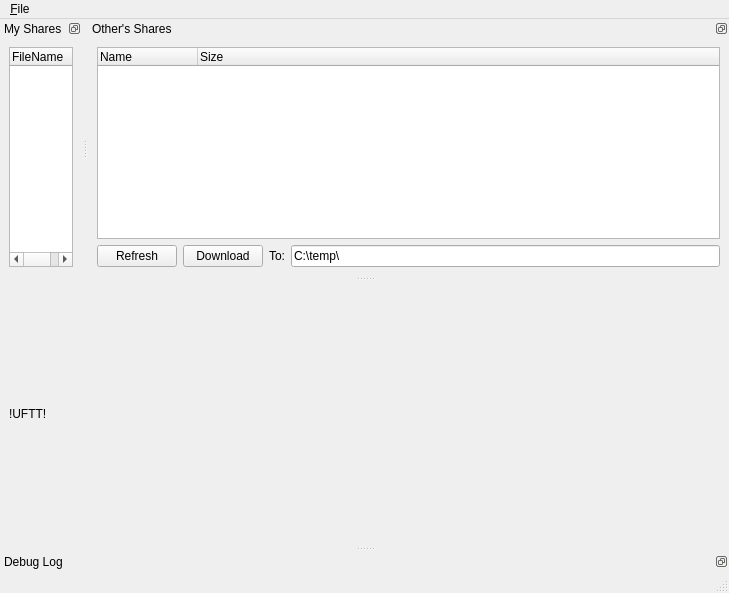
Before: the Qt Designer form src/qt-gui/MainWindow.ui in MrHacky/uftt, drawn with Qt 5.
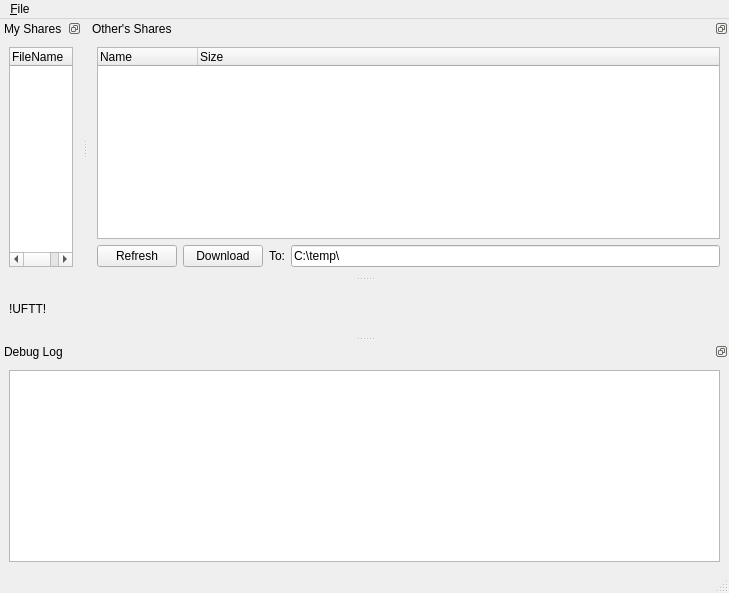
After: the same form once the commit is applied. Custom widgets are drawn as their Qt base class.

Commit message: Output logging messages to Qt debug log dock.

The edit to the form file:
```diff
--- a/src/qt-gui/MainWindow.ui
+++ b/src/qt-gui/MainWindow.ui
@@ -176,7 +176,13 @@
    <attribute name="dockWidgetArea" >
     <number>8</number>
    </attribute>
-   <widget class="QWidget" name="dockWidgetContents_3" />
+   <widget class="QWidget" name="dockWidgetContents_3" >
+    <layout class="QHBoxLayout" >
+     <item>
+      <widget class="QTextBrowser" name="debugText" />
+     </item>
+    </layout>
+   </widget>
   </widget>
   <widget class="QStatusBar" name="statusBar" />
   <action name="action_Quit" >
```
The commit also changes 4 other files.
